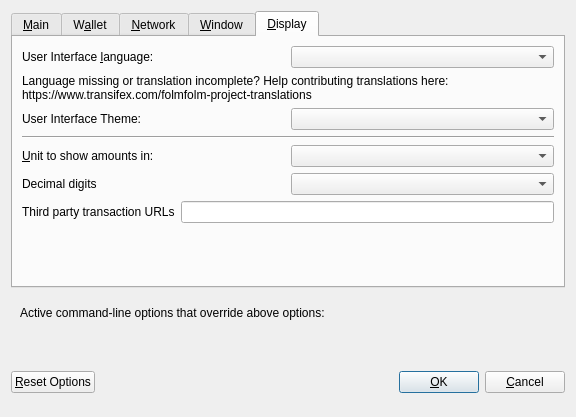
Qt form src/qt/forms/optionsdialog.ui (folm/folm) before a commit.
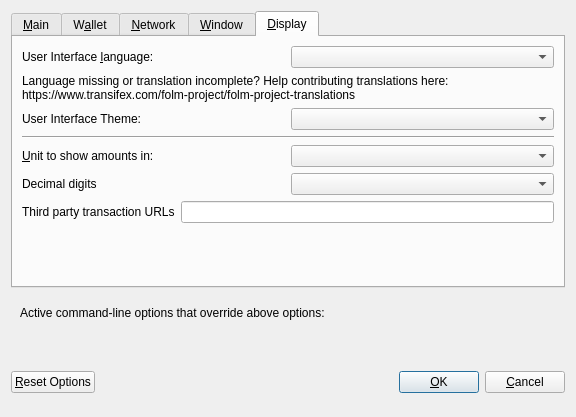
The same form after that commit. The open tabs and pages were chosen to show the change. Custom widgets are drawn as their Qt base class.

Diff of the .ui file:
```diff
--- a/src/qt/forms/optionsdialog.ui
+++ b/src/qt/forms/optionsdialog.ui
@@ -476,7 +476,7 @@
          </property>
          <property name="text">
           <string>Language missing or translation incomplete? Help contributing translations here:
-https://www.transifex.com/folmfolm-project-translations</string>
+https://www.transifex.com/folm-project/folm-project-translations</string>
          </property>
          <property name="wordWrap">
           <bool>true</bool>
```
Left out of the diff: 2 changed lines with no effect on the pictures.
